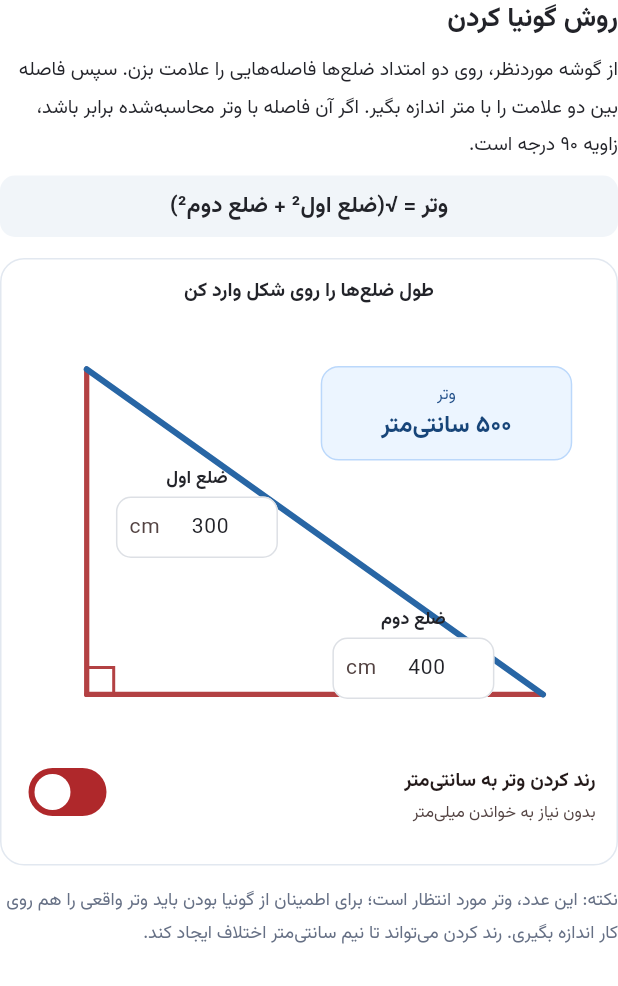
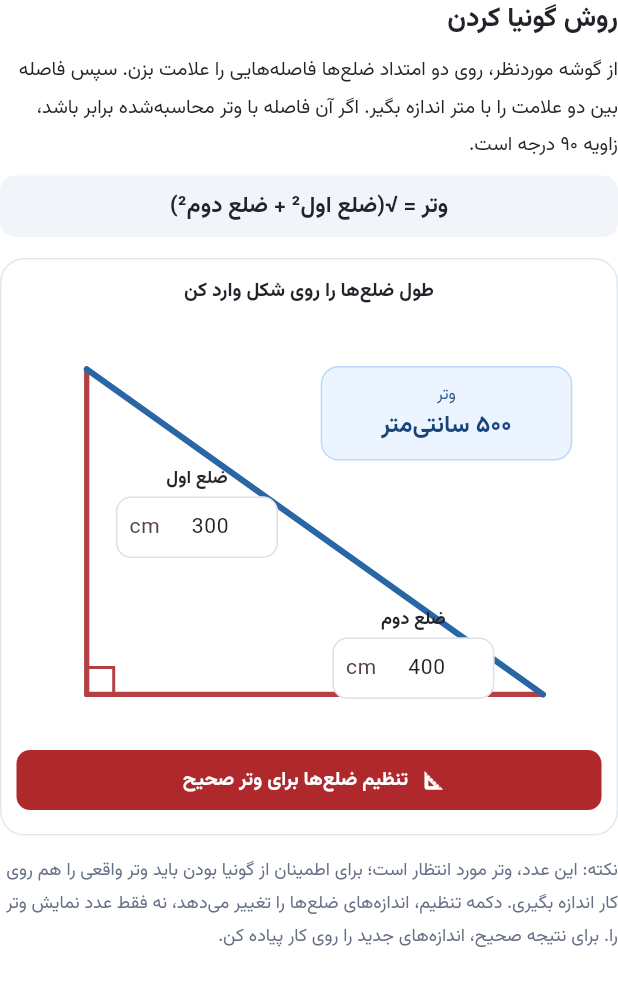
Before and after one commit to MaxLightner/kamcheh, a Flutter app: the SquaringTool widget shown alone on an empty page, opened directly, on a phone screen of 412 x 824 dp. Shown: the top 986 px of the screen. Run offline on Flutter 3.47's test engine with Material 3 defaults, Android fonts, the phone set to English and light mode, and no system bars; our stand-ins replace flutter_map, image_picker, latlong2, pdf, sembast, sembast_web and 4 more; missing offline and left inert: dart:js_interop, file_selector; accounts and stored records are empty.

Commit message:
Replace hypotenuse rounding switch with exact side adjustment button

```diff
--- a/lib/squaring_tool.dart
+++ b/lib/squaring_tool.dart
@@ -1,6 +1,7 @@
 import 'dart:math' as math;
 
 import 'package:flutter/material.dart';
+import 'pythagorean_whole.dart';
 
 /// Centimetres are the only input unit. Persian and Arabic digits are accepted.
 double parseSquaringCentimeters(String raw) {
@@ -29,8 +30,7 @@ double rightAngleDiagonalCm(double firstCm, double secondCm) {
   return math.sqrt(firstCm * firstCm + secondCm * secondCm);
 }
 
-String formatDiagonalCm(double value, {required bool roundToWholeCm}) {
-  if (roundToWholeCm) return value.round().toString();
+String formatDiagonalCm(double value) {
   return value.toStringAsFixed(2).replaceFirst(RegExp(r'0+$'), '')
       .replaceFirst(RegExp(r'\.$'), '');
 }
@@ -50,7 +50,30 @@ class SquaringTool extends StatefulWidget {
 class _SquaringToolState extends State<SquaringTool> {
   final _first = TextEditingController(text: '300');
   final _second = TextEditingController(text: '400');
-  bool _roundToWholeCm = true;
+  String? _adjustment;
+
+  void _adjustLegs() {
+    try {
+      final beforeA = parseSquaringCentimeters(_first.text);
+      final beforeB = parseSquaringCentimeters(_second.text);
+      final triple = nearestWholeCentimeterTriangle(beforeA, beforeB);
+      setState(() {
+        _first.text = triple.firstCm.toString();
+        _second.text = triple.secondCm.toString();
+        final a = _faDigits(formatDiagonalCm(beforeA));
+        final b = _faDigits(formatDiagonalCm(beforeB));
+        final adjustedA = _faDigits(triple.firstCm.toString());
+        final adjustedB = _faDigits(triple.secondCm.toString());
+        final adjustedC = _faDigits(triple.diagonalCm.toString());
+        _adjustment = beforeA == triple.firstCm && beforeB == triple.secondCm
+            ? 'این ضلع‌ها از قبل وتر صحیح دارند؛ نیازی به تغییر نیست.'
+            : 'ضلع اول: $a ← $adjustedA   ضلع دوم: $b ← $adjustedB\n'
+              'وتر دقیق: $adjustedC سانتی‌متر. علامت‌های کار را با ابعاد جدید بزن.';
+      });
+    } on FormatException catch (e) {
+      setState(() => _adjustment = e.message);
+    }
+  }
 
   @override
   void dispose() {
@@ -74,8 +97,7 @@ class _SquaringToolState extends State<SquaringTool> {
 
     final diagonalText = diagonal == null
         ? '—'
-        : _faDigits(formatDiagonalCm(
-            diagonal, roundToWholeCm: _roundToWholeCm));
+        : _faDigits(formatDiagonalCm(diagonal));
 
     return Column(
       crossAxisAlignment: CrossAxisAlignment.stretch,
@@ -127,7 +149,7 @@ class _SquaringToolState extends State<SquaringTool> {
                         child: _SideInput(
                           label: 'ضلع اول',
                           controller: _first,
-                          onChanged: () => setState(() {}),
+                          onChanged: () => setState(() => _adjustment = null),
                         ),
                       ),
                       Positioned(
@@ -136,7 +158,7 @@ class _SquaringToolState extends State<SquaringTool> {
                         child: _SideInput(
                           label: 'ضلع دوم',
                           controller: _second,
-                          onChanged: () => setState(() {}),
+                          onChanged: () => setState(() => _adjustment = null),
                         ),
                       ),
                       Positioned(
@@ -177,19 +199,24 @@ class _SquaringToolState extends State<SquaringTool> {
                   child: Text(error, textAlign: TextAlign.center,
                       style: const TextStyle(fontSize: 12, color: Colors.red)),
                 ),
-              const SizedBox(height: 4),
-              Material(
-                color: Colors.white,
-                child: SwitchListTile.adaptive(
-                  contentPadding: const EdgeInsets.symmetric(horizontal: 4),
-                  title: const Text('رند کردن وتر به سانتی‌متر',
-                      style: TextStyle(fontSize: 13, fontWeight: FontWeight.bold)),
-                  subtitle: const Text('بدون نیاز به خواندن میلی‌متر',
-                      style: TextStyle(fontSize: 11)),
-                  value: _roundToWholeCm,
-                  onChanged: (v) => setState(() => _roundToWholeCm = v),
+              const SizedBox(height: 8),
+              FilledButton.icon(
+                key: const Key('squaring-adjust-whole'),
+                onPressed: diagonal == null ? null : _adjustLegs,
+                icon: const Icon(Icons.square_foot_outlined),
+                label: const Text('تنظیم ضلع‌ها برای وتر صحیح'),
+              ),
+              if (_adjustment != null)
+                Padding(
+                  padding: const EdgeInsets.only(top: 10, bottom: 4),
+                  child: Text(
+                    _adjustment!,
+                    key: const Key('squaring-adjustment-description'),
+                    style: const TextStyle(
+                        fontSize: 12, height: 1.8,
+                        color: Color(0xFF24518A)),
+                  ),
                 ),
-              ),
             ],
           ),
         ),
@@ -197,7 +224,8 @@ class _SquaringToolState extends State<SquaringTool> {
         const Text(
           'نکته: این عدد، وتر مورد انتظار است؛ برای اطمینان از گونیا بودن '
           'باید وتر واقعی را هم روی کار اندازه بگیری. '
-          'رند کردن می‌تواند تا نیم سانتی‌متر اختلاف ایجاد کند.',
+          'دکمه تنظیم، اندازه‌های ضلع‌ها را تغییر می‌دهد، نه فقط عدد نمایش وتر را. '
+          'برای نتیجه صحیح، اندازه‌های جدید را روی کار پیاده کن.',
           style: TextStyle(fontSize: 12, color: Color(0xFF667085), height: 1.8),
         ),
       ],
```
